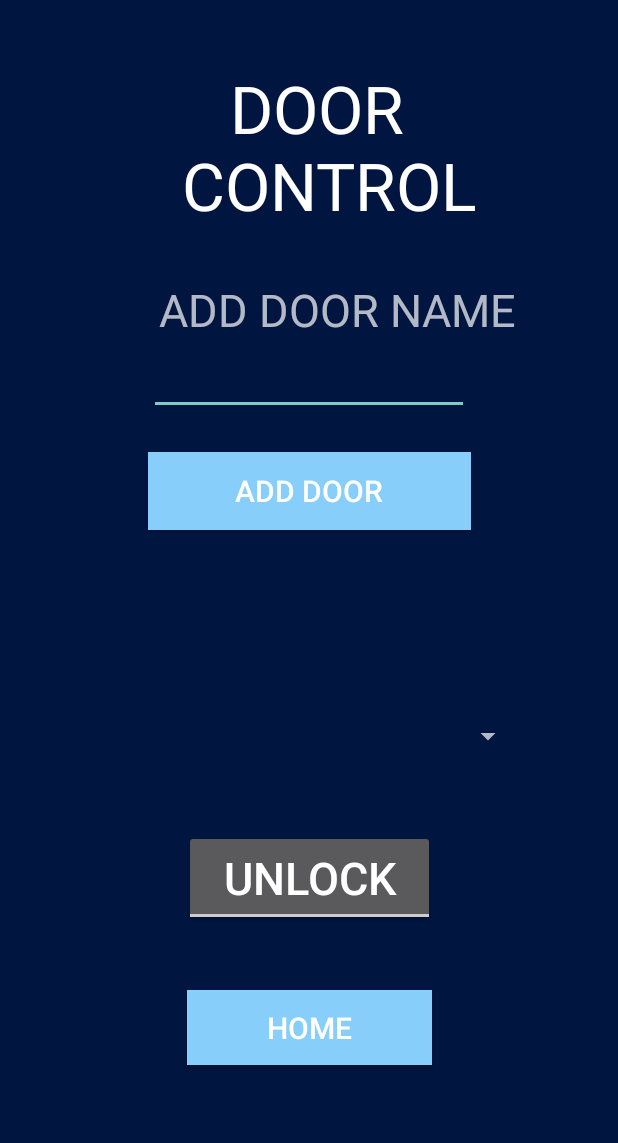
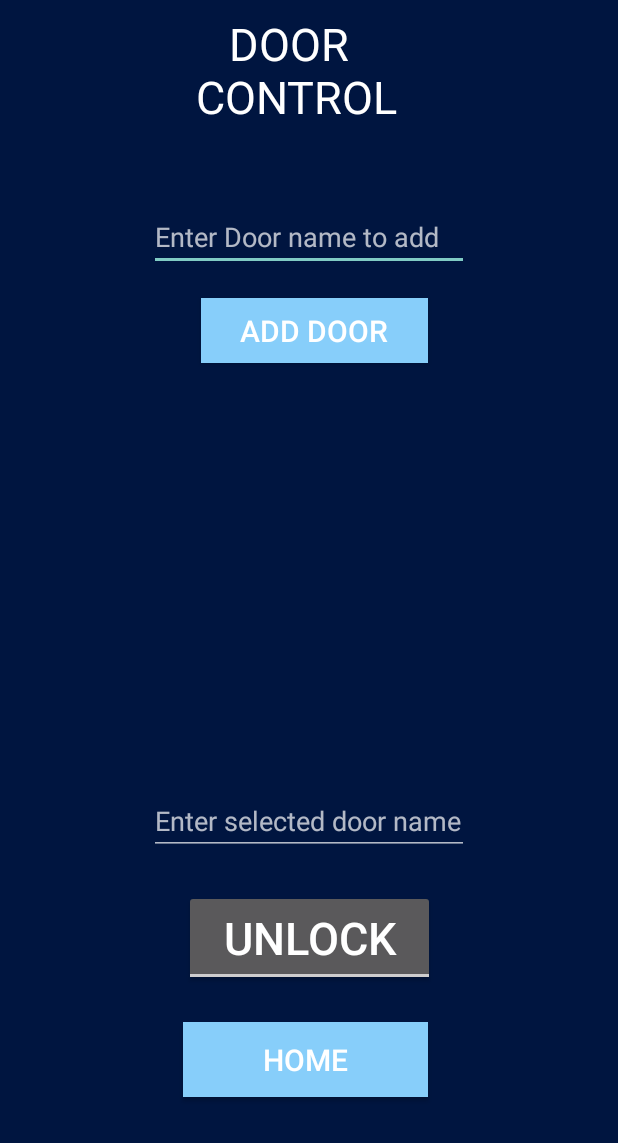
Before and after one commit to michael-mcclung/uSecure, an Android app: the DoorControlActivity screen opened directly, with no data from a screen before it, after a tap on "ADD DOOR", on a phone screen of 412 x 824 dp, the part 93-1236 px from its top. Run offline under Robolectric (Android 15) with nearby library versions, the phone set to English and light mode, and no system bars; our stand-ins replace Firebase (no records; nobody signed in at launch, a user with empty details on screens opened directly).

Commit message:
door update again

```diff
--- a/app/src/main/java/com/example/usecure/DoorControlActivity.java
+++ b/app/src/main/java/com/example/usecure/DoorControlActivity.java
@@ -2,6 +2,8 @@
 package com.example.usecure;
 
 /*imports*/
+import androidx.annotation.NonNull;
+import androidx.annotation.Nullable;
 import androidx.appcompat.app.AppCompatActivity;
 import android.content.Intent;
 import android.os.Bundle;
@@ -11,13 +13,18 @@ import android.widget.ArrayAdapter;
 import android.widget.Button;
 import android.widget.CompoundButton;
 import android.widget.EditText;
+import android.widget.ListView;
 import android.widget.Spinner;
 import android.widget.Toast;
 import android.widget.ToggleButton;
 import com.google.firebase.auth.FirebaseAuth;
+import com.google.firebase.database.ChildEventListener;
+import com.google.firebase.database.DataSnapshot;
+import com.google.firebase.database.DatabaseError;
 import com.google.firebase.database.DatabaseReference;
 import com.google.firebase.database.FirebaseDatabase;
 import java.util.ArrayList;
+import java.util.TooManyListenersException;
 
 /*door control activity control code*/
 public class DoorControlActivity extends AppCompatActivity {
@@ -25,11 +32,12 @@ public class DoorControlActivity extends AppCompatActivity {
     // variables
     private ToggleButton doorControlToggle;
     private Button addNewDoorBtn, homeBtn;
-    private Spinner doorSpinner;
-    private EditText nameOfNewDoorText;
+    private EditText nameOfNewDoorText, doorSelect;
     private DatabaseReference doorControlDatabase;
-    private ArrayAdapter spinnerArrayAdapter;
-    private ArrayList<String> doorOptions = new ArrayList<String>();
+    door door;
+    ListView doors;
+    ArrayList<String> myArrayList = new ArrayList<>();
+
 
     @Override // when starting the page do these
     protected void onCreate(Bundle savedInstanceState) {
@@ -37,21 +45,69 @@ public class DoorControlActivity extends AppCompatActivity {
         setContentView( R.layout.activity_door_control );
 
         // initialize all variables into view by ids
-        doorSpinner = (Spinner) findViewById( R.id.doorSpinner );
+        doorSelect = (EditText) findViewById(R.id.selectDoor);
+        doorControlToggle = (ToggleButton) findViewById(R.id.doorControlToggle);
+        doors = (ListView) findViewById(R.id.ListView_door);
+        nameOfNewDoorText = (EditText) findViewById(R.id.nameOfNewDoorText);
         addNewDoorBtn = (Button) findViewById( R.id.addNewDoorBtn );
         nameOfNewDoorText = (EditText) findViewById( R.id.nameOfNewDoorText );
         doorControlToggle = (ToggleButton) findViewById( R.id.doorControlToggle );
         homeBtn = (Button) findViewById( R.id.homeBtn );
+        door = new door();
+        final ArrayAdapter<String> myArrayAdapter = new ArrayAdapter<String>(DoorControlActivity.this, android.R.layout.simple_list_item_1, myArrayList);
+        doors.setAdapter(myArrayAdapter);
+        // initialize reference for Firebase database
+        doorControlDatabase = FirebaseDatabase.getInstance().getReference( "Main User").child("Door List");
 
-        // initialize reference for Firebase database
-        doorControlDatabase = FirebaseDatabase.getInstance().getReference( "Main User");
+        doorControlToggle.setOnClickListener(new View.OnClickListener() {
+            @Override
+            public void onClick(View v) {
+                String select = doorSelect.getText().toString().trim();
+                if(doorControlToggle.isChecked()){
+                    doorControlDatabase.child(select).child("status").setValue(1);
+                }else{
+                    doorControlDatabase.child(select).child("status").setValue(0);
+                }
+            }
+        });
 
-        // creating the array adapter instance having the list of options
-        spinnerArrayAdapter = new ArrayAdapter( this, android.R.layout.simple_spinner_item, doorOptions );
-        spinnerArrayAdapter.setDropDownViewResource( android.R.layout.simple_spinner_dropdown_item );
+        addNewDoorBtn.setOnClickListener(new View.OnClickListener() {
+            @Override
+            public void onClick(View v) {
+                door.setName(nameOfNewDoorText.getText().toString().trim());
+                door.setStatus(0);
+                doorControlDatabase.child(door.getName()).setValue(door);
+            }
+        });
 
-        // setting the array adapter data on the Spinner
-        doorSpinner.setAdapter( spinnerArrayAdapter );
+        doorControlDatabase.addChildEventListener(new ChildEventListener() {
+            @Override
+            public void onChildAdded(@NonNull DataSnapshot dataSnapshot, @Nullable String s) {
+                String value = String.valueOf(dataSnapshot.child("name").getValue().toString());//getValue(String.class);
+                myArrayList.add(value);
+                myArrayAdapter.notifyDataSetChanged();
+            }
+
+            @Override
+            public void onChildChanged(@NonNull DataSnapshot dataSnapshot, @Nullable String s) {
+                myArrayAdapter.notifyDataSetChanged();
+            }
+
+            @Override
+            public void onChildRemoved(@NonNull DataSnapshot dataSnapshot) {
+
+            }
+
+            @Override
+            public void onChildMoved(@NonNull DataSnapshot dataSnapshot, @Nullable String s) {
+
+            }
+
+            @Override
+            public void onCancelled(@NonNull DatabaseError databaseError) {
+
+            }
+        });
 
         // home button function
         homeBtn.setOnClickListener( new View.OnClickListener() {
@@ -63,70 +119,7 @@ public class DoorControlActivity extends AppCompatActivity {
             }
         } );
         // button to add new door to Firebase database & spinner drop down menu
-        addNewDoorBtn.setOnClickListener( new View.OnClickListener() {
-            @Override // add a new door name and switch state
-            public void onClick(View v) {
 
-                // variables
-                String userID = doorControlDatabase.push().getKey();
-                String getDoorName = nameOfNewDoorText.getText().toString();
-                int switchState = 0;
-                String userUid = FirebaseAuth.getInstance().getCurrentUser().getUid();
 
-                // add door name given by user, update ArrayListOfDoors and firebase database
-                doorOptions.add(getDoorName);
-                ArrayListOfDoors addToList = new ArrayListOfDoors( userID, switchState );
-                doorControlDatabase.child( userUid ).child( "Door Control" ).child( getDoorName ).setValue( addToList );
-
-                // let user know doors were added
-                Toast.makeText( DoorControlActivity.this, "Door Added", Toast.LENGTH_SHORT ).show();
-            }
-        } );
-
-        // spinner / drop down menu for door control
-        doorSpinner.setOnItemSelectedListener( new AdapterView.OnItemSelectedListener() {
-
-            @Override // show doors availabe and let user know which door is currently selected
-            public void onItemSelected(AdapterView<?> parent, View view, int position, long id) {
-
-                // showing all doors available and selecting correct door selected by user
-                String spinnerText = parent.getItemAtPosition( position ).toString();
-                Toast.makeText( parent.getContext(), spinnerText, Toast.LENGTH_LONG ).show();
-                String result = (String) parent.getItemAtPosition( position );
-
-                // show user selected door
-                Toast.makeText(getApplicationContext(), "Selected: " + result, Toast.LENGTH_SHORT).show();
-            }
-            @Override
-            public void onNothingSelected(AdapterView<?> parent) {
-;
-            }
-        } );
-
-        /*not done completely *****************/
-        doorControlToggle.setOnCheckedChangeListener( new CompoundButton.OnCheckedChangeListener() {
-
-            // variables to use to get correct item from firebase database
-            int switchStateOn = 1, getSwitchStateOff = 0;
-            String userUid = FirebaseAuth.getInstance().getCurrentUser().getUid();
-
-            @Override // when toggle is selected either update firebase database to 1 or 0
-            public void onCheckedChanged(CompoundButton buttonView, boolean isChecked) {
-
-                // variables
-                String spinnerSelected = doorSpinner.getSelectedItem().toString();
-
-                if (isChecked)
-                {
-                    // used to turn switch state of doors on
-                    doorControlDatabase.child( userUid ).child( "Door Control" ).child( spinnerSelected ).setValue( "0" );
-                }
-                else
-                {
-                    // used to turn switch state of doors off
-                    doorControlDatabase.child( userUid ).child( "Door Control" ).child( spinnerSelected ).setValue( "1" );
-                }
-            }
-        } );
     }
 }
--- a/app/src/main/java/com/example/usecure/VoiceCommandActivity.java
+++ b/app/src/main/java/com/example/usecure/VoiceCommandActivity.java
@@ -109,10 +109,12 @@ public class VoiceCommandActivity extends AppCompatActivity {
                     String text = voiceInText.get( 0 );
                     String id = voiceCommandDatabase.push().getKey();
                     String userUid = FirebaseAuth.getInstance().getCurrentUser().getUid();
+                    String switchState = "0";
 
                     // create new audio file information / add to firebase realtime database
                     AudioFiles af = new AudioFiles( id, text );
                     voiceCommandDatabase.child( userUid ).child( "Voice Recognition" ).child("Door Name").setValue( text );
+                    voiceCommandDatabase.child( userUid ).child( "Voice Recognition" ).child("switchState").setValue(switchState);
 
                     // alert user of completion
                     Toast.makeText( this, "Audio name and audio added", Toast.LENGTH_LONG ).show();
--- /dev/null
+++ b/app/src/main/java/com/example/usecure/door.java
@@ -0,0 +1,26 @@
+package com.example.usecure;
+
+public class door {
+    private String name;
+    private int status;
+
+    public String getName() {
+        return name;
+    }
+
+    public void setName(String name) {
+        this.name = name;
+    }
+
+    public int getStatus() {
+        return status;
+    }
+
+    public void setStatus(int status) {
+        this.status = status;
+    }
+
+    public door(){
+
+    }
+}
--- a/app/src/main/res/layout/activity_door_control.xml
+++ b/app/src/main/res/layout/activity_door_control.xml
@@ -35,55 +35,44 @@
 
     <TextView
         android:id="@+id/doorControlTextView"
-        android:layout_width="212dp"
-        android:layout_height="109dp"
+        android:layout_width="150dp"
+        android:layout_height="95dp"
         android:text="   DOOR               CONTROL"
         android:textColor="#FFFFFF"
-        android:textSize="44sp"
-        app:layout_constraintBottom_toBottomOf="parent"
-        app:layout_constraintEnd_toEndOf="parent"
-        app:layout_constraintHorizontal_bias="0.608"
-        app:layout_constraintStart_toStartOf="parent"
-        app:layout_constraintTop_toTopOf="parent"
-        app:layout_constraintVertical_bias="0.146" />
-
-    <TextView
-        android:id="@+id/doorNameTextView"
-        android:layout_width="243dp"
-        android:layout_height="40dp"
-        android:text="ADD DOOR NAME"
         android:textSize="30sp"
         app:layout_constraintBottom_toBottomOf="parent"
         app:layout_constraintEnd_toEndOf="parent"
-        app:layout_constraintHorizontal_bias="0.63"
+        app:layout_constraintHorizontal_bias="0.498"
         app:layout_constraintStart_toStartOf="parent"
-        app:layout_constraintTop_toTopOf="@+id/linearLayout"
-        app:layout_constraintVertical_bias="0.316" />
+        app:layout_constraintTop_toTopOf="parent"
+        app:layout_constraintVertical_bias="0.097" />
 
     <EditText
         android:id="@+id/nameOfNewDoorText"
         android:layout_width="wrap_content"
         android:layout_height="wrap_content"
         android:ems="10"
+        android:hint="Enter Door name to add"
         android:inputType="textPersonName"
         app:layout_constraintBottom_toBottomOf="parent"
         app:layout_constraintEnd_toEndOf="parent"
         app:layout_constraintStart_toStartOf="parent"
         app:layout_constraintTop_toTopOf="parent"
-        app:layout_constraintVertical_bias="0.377" />
+        app:layout_constraintVertical_bias="0.253" />
 
     <Button
         android:id="@+id/addNewDoorBtn"
-        android:layout_width="215dp"
-        android:layout_height="52dp"
+        android:layout_width="151dp"
+        android:layout_height="43dp"
         android:background="#87cefa"
         android:text="ADD DOOR"
         android:textSize="20sp"
         app:layout_constraintBottom_toBottomOf="parent"
         app:layout_constraintEnd_toEndOf="parent"
+        app:layout_constraintHorizontal_bias="0.515"
         app:layout_constraintStart_toStartOf="parent"
         app:layout_constraintTop_toTopOf="parent"
-        app:layout_constraintVertical_bias="0.471" />
+        app:layout_constraintVertical_bias="0.334" />
 
     <Button
         android:id="@+id/homeBtn"
@@ -94,42 +83,10 @@
         android:textSize="20sp"
         app:layout_constraintBottom_toBottomOf="parent"
         app:layout_constraintEnd_toEndOf="parent"
+        app:layout_constraintHorizontal_bias="0.491"
         app:layout_constraintStart_toStartOf="parent"
         app:layout_constraintTop_toTopOf="parent"
-        app:layout_constraintVertical_bias="0.933" />
-
-    <Spinner
-        android:id="@+id/doorSpinner"
-        android:layout_width="267dp"
-        android:layout_height="60dp"
-        android:layout_alignParentStart="true"
-        android:layout_alignParentTop="true"
-        android:layout_alignParentEnd="true"
-        android:layout_alignParentBottom="true"
-        app:layout_constraintBottom_toBottomOf="parent"
-        app:layout_constraintEnd_toEndOf="parent"
-        app:layout_constraintHorizontal_bias="0.569"
-        app:layout_constraintStart_toStartOf="parent"
-        app:layout_constraintTop_toTopOf="parent"
-        app:layout_constraintVertical_bias="0.684" />
-
-    <TextView
-        android:id="@+id/outputSpinnerTv"
-        android:layout_width="187dp"
-        android:layout_height="46dp"
-        android:layout_alignParentStart="true"
-        android:layout_alignParentTop="true"
-        android:layout_alignParentEnd="true"
-        android:layout_alignParentBottom="true"
-        android:text=""
-        android:textColor="#FFFFFF"
-        android:textSize="30sp"
-        app:layout_constraintBottom_toBottomOf="parent"
-        app:layout_constraintEnd_toEndOf="parent"
-        app:layout_constraintHorizontal_bias="0.513"
-        app:layout_constraintStart_toStartOf="parent"
-        app:layout_constraintTop_toTopOf="parent"
-        app:layout_constraintVertical_bias="0.563" />
+        app:layout_constraintVertical_bias="0.96" />
 
     <ToggleButton
         android:id="@+id/doorControlToggle"
@@ -147,6 +104,31 @@
         app:layout_constraintEnd_toEndOf="parent"
         app:layout_constraintStart_toStartOf="parent"
         app:layout_constraintTop_toTopOf="@+id/linearLayout"
-        app:layout_constraintVertical_bias="0.81" />
+        app:layout_constraintVertical_bias="0.862" />
+
+    <ListView
+        android:id="@+id/ListView_door"
+        android:layout_width="288dp"
+        android:layout_height="179dp"
+        app:layout_constraintBottom_toBottomOf="parent"
+        app:layout_constraintEnd_toEndOf="parent"
+        app:layout_constraintHorizontal_bias="0.495"
+        app:layout_constraintStart_toStartOf="parent"
+        app:layout_constraintTop_toTopOf="@+id/linearLayout"
+        app:layout_constraintVertical_bias="0.519" />
+
+    <EditText
+        android:id="@+id/selectDoor"
+        android:layout_width="wrap_content"
+        android:layout_height="wrap_content"
+        android:layout_marginBottom="192dp"
+        android:ems="10"
+        android:hint="Enter selected door name"
+        android:inputType="textPersonName"
+        app:layout_constraintBottom_toBottomOf="parent"
+        app:layout_constraintEnd_toEndOf="parent"
+        app:layout_constraintStart_toStartOf="parent"
+        app:layout_constraintTop_toTopOf="@+id/linearLayout"
+        app:layout_constraintVertical_bias="1.0" />
 
 </androidx.constraintlayout.widget.ConstraintLayout>
```
